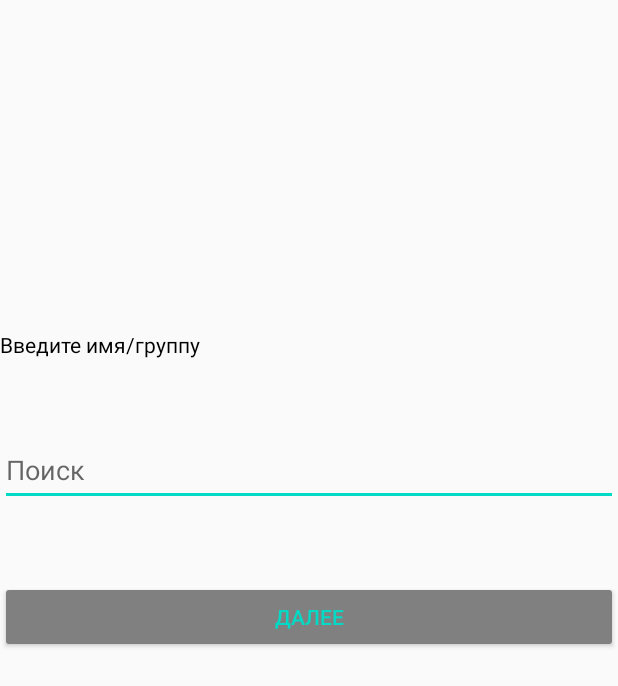
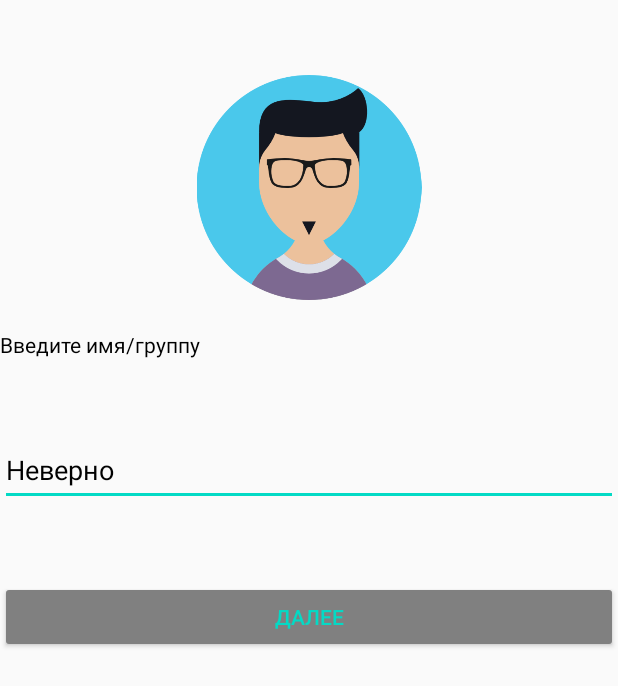
Before and after one commit to Zolomed/mobilki2, an Android app: the LinerLayout screen opened directly, with no data from a screen before it, on a phone screen of 412 x 824 dp. Shown: the top 686 px of the screen. Run offline under Robolectric (Android 15) with nearby library versions, the phone set to English and light mode, and no system bars.

```diff
--- a/app/src/main/java/com/example/myapplication/LinerLayout.java
+++ b/app/src/main/java/com/example/myapplication/LinerLayout.java
@@ -2,6 +2,8 @@ package com.example.myapplication;
 
 import android.support.v7.app.AppCompatActivity;
 import android.os.Bundle;
+import android.widget.EditText;
+import android.widget.ImageView;
 
 public class LinerLayout extends AppCompatActivity {
 
@@ -9,5 +11,9 @@ public class LinerLayout extends AppCompatActivity {
     protected void onCreate(Bundle savedInstanceState) {
         super.onCreate(savedInstanceState);
         setContentView(R.layout.liner_layout);
+        EditText editText = (EditText) findViewById(R.id.editTextGrup1);
+        editText.setText(getString(R.string.hint_text));
+        ImageView image = findViewById(R.id.imageView1);
+        image.setImageResource(R.drawable.pr3);
     }
 }
--- a/app/src/main/res/layout/constraint_layout.xml
+++ b/app/src/main/res/layout/constraint_layout.xml
@@ -17,7 +17,7 @@
         app:layout_constraintTop_toBottomOf="@+id/imageView3" />
 
     <EditText
-        android:id="@+id/editTextTextPersonName3"
+        android:id="@+id/editTextGrup3"
         android:layout_width="wrap_content"
         android:layout_height="wrap_content"
         android:layout_marginTop="50dp"
@@ -40,7 +40,7 @@
         android:textColor="@color/teal_200"
         app:layout_constraintEnd_toEndOf="parent"
         app:layout_constraintStart_toStartOf="parent"
-        app:layout_constraintTop_toBottomOf="@+id/editTextTextPersonName3" />
+        app:layout_constraintTop_toBottomOf="@+id/editTextGrup3" />
 
     <ImageView
         android:id="@+id/imageView3"
--- a/app/src/main/res/layout/liner_layout.xml
+++ b/app/src/main/res/layout/liner_layout.xml
@@ -8,14 +8,14 @@
     android:orientation="vertical">
 
     <ImageView
-        android:id="@+id/imageView"
+        android:id="@+id/imageView1"
         android:layout_width="wrap_content"
         android:layout_height="150dp"
         android:layout_marginTop="0dp"
         tools:srcCompat="@drawable/pr1" />
 
     <TextView
-        android:id="@+id/textView2"
+        android:id="@+id/textView1"
         android:layout_width="match_parent"
         android:layout_height="wrap_content"
         android:layout_marginTop="20dp"
@@ -23,7 +23,7 @@
         android:textColor="@color/black" />
 
     <EditText
-        android:id="@+id/editTextTextPersonName"
+        android:id="@+id/editTextGrup1"
         android:layout_width="match_parent"
         android:layout_height="wrap_content"
         android:layout_marginTop="50dp"
@@ -34,7 +34,7 @@
         android:textColor="@color/black" />
 
     <Button
-        android:id="@+id/button2"
+        android:id="@+id/button1"
         android:layout_width="match_parent"
         android:layout_height="wrap_content"
         android:layout_marginTop="50dp"
--- a/app/src/main/res/values/strings.xml
+++ b/app/src/main/res/values/strings.xml
@@ -3,4 +3,5 @@
     <string name="button">Далее</string>
     <string name="text">Введите имя/группу</string>
     <string name="hint">Поиск</string>
+    <string name="hint_text">Неверно</string>
 </resources>
```
Also changed, not shown: app/src/main/res/layout/releative_layout.xml (+5 -5 lines), app/src/main/res/drawable-v24/pr3.png (added).
